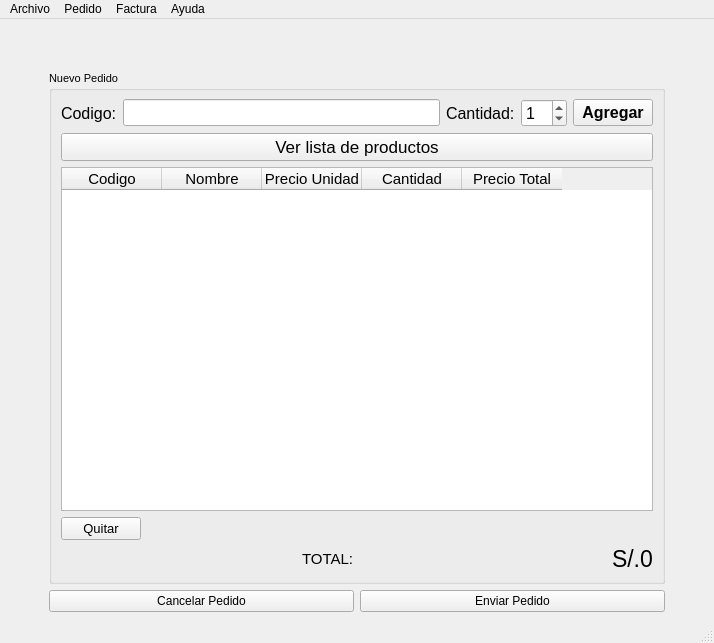
Before: the Qt Designer form ui/pedido.ui in nashvent/libreria, drawn with Qt 5.
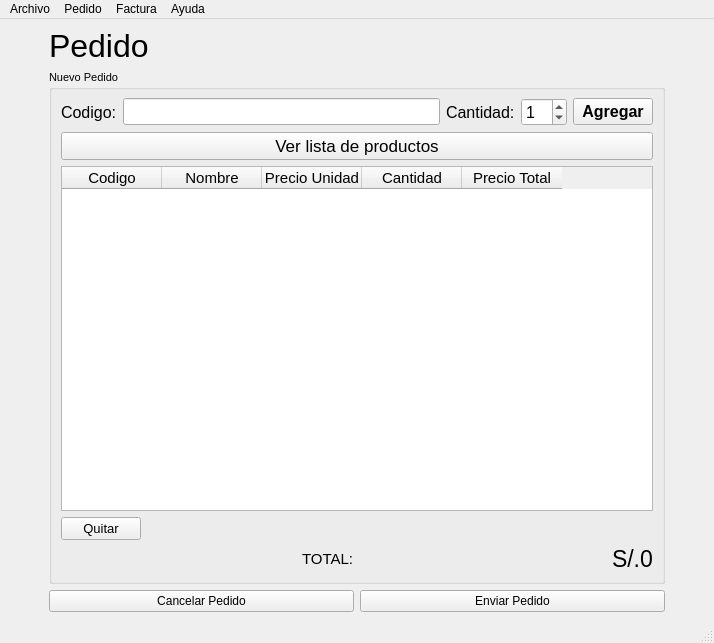
After: the same form once the commit is applied. Icons and pictures are not drawn.

Patch:
```diff
--- a/ui/pedido.ui
+++ b/ui/pedido.ui
@@ -41,7 +41,7 @@
          </font>
         </property>
         <property name="text">
-         <string/>
+         <string>Pedido</string>
         </property>
        </widget>
       </item>
```
